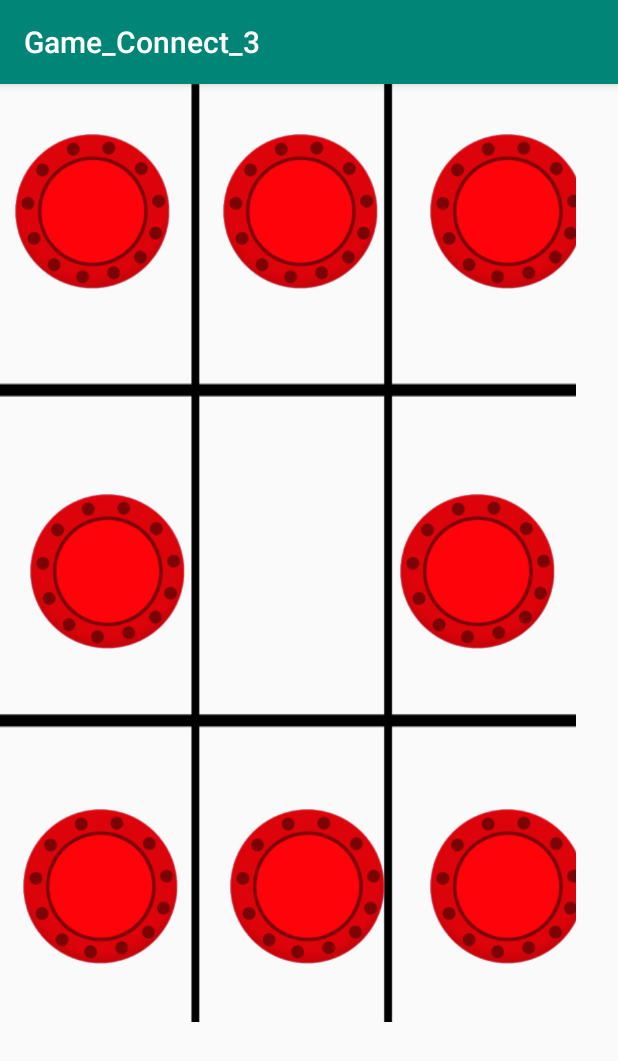
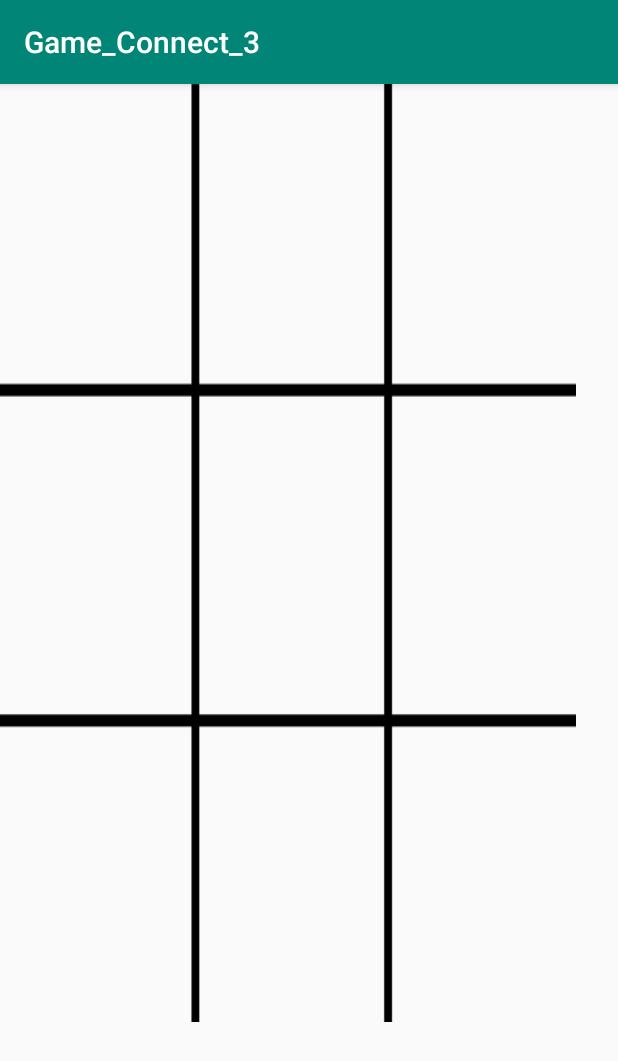
Before and after one commit to MarcinSemkowski/Java_Android_Game, an Android app: the screen it shows after launch (MainActivity), on a phone screen of 412 x 824 dp. Shown: the top 1061 px of the screen. Run offline under Robolectric (Android 15) with nearby library versions, the phone set to English and light mode, and no system bars.

Commit message:
Layout #1

```diff
--- a/app/src/main/res/layout/activity_main.xml
+++ b/app/src/main/res/layout/activity_main.xml
@@ -24,51 +24,51 @@
             <ImageView
                 android:id="@+id/imageView"
                 android:layout_width="103dp"
-                android:layout_height="wrap_content"
+                android:layout_height="137dp"
                 android:layout_marginLeft="10dp"
                 android:layout_marginTop="10dp"
                 android:layout_marginRight="10dp"
                 android:layout_marginBottom="10dp"
+                android:onClick="dropIn"
                 app:layout_column="0"
-                app:layout_row="0"
-                app:srcCompat="@drawable/red" />
+                app:layout_row="0" />
 
             <ImageView
                 android:id="@+id/imageView2"
                 android:layout_width="103dp"
-                android:layout_height="wrap_content"
-                android:layout_marginLeft="25dp"
+                android:layout_height="137dp"
+                android:layout_marginLeft="20dp"
                 android:layout_marginTop="10dp"
+                android:onClick="dropIn"
                 app:layout_column="1"
-                app:layout_row="0"
-                app:srcCompat="@drawable/red" />
+                app:layout_row="0" />
 
             <ImageView
                 android:id="@+id/imageView4"
                 android:layout_width="103dp"
-                android:layout_height="wrap_content"
-                android:layout_marginLeft="30dp"
+                android:layout_height="137dp"
+                android:layout_marginLeft="20dp"
                 android:layout_marginTop="10dp"
+                android:onClick="dropIn"
                 app:layout_column="2"
-                app:layout_row="0"
-                app:srcCompat="@drawable/red" />
+                app:layout_row="0" />
 
             <ImageView
                 android:id="@+id/imageView5"
                 android:layout_width="103dp"
-                android:layout_height="wrap_content"
+                android:layout_height="137dp"
                 android:layout_marginLeft="20dp"
                 android:layout_marginTop="80dp"
+                android:onClick="dropIn"
                 app:layout_column="0"
-                app:layout_row="1"
-                app:srcCompat="@drawable/red" />
+                app:layout_row="1" />
 
             <ImageView
                 android:id="@+id/imageView6"
-                android:layout_width="109dp"
-                android:layout_height="104dp"
+                android:layout_width="103dp"
+                android:layout_height="137dp"
                 android:layout_marginLeft="20dp"
-                android:layout_marginTop="110dp"
+                android:layout_marginTop="80dp"
                 android:onClick="dropIn"
                 app:layout_column="1"
                 app:layout_row="1" />
@@ -76,42 +76,42 @@
             <ImageView
                 android:id="@+id/imageView7"
                 android:layout_width="103dp"
-                android:layout_height="wrap_content"
-                android:layout_marginLeft="10dp"
+                android:layout_height="137dp"
+                android:layout_marginLeft="20dp"
                 android:layout_marginTop="80dp"
+                android:onClick="dropIn"
                 app:layout_column="2"
-                app:layout_row="1"
-                app:srcCompat="@drawable/red" />
+                app:layout_row="1" />
 
             <ImageView
                 android:id="@+id/imageView8"
                 android:layout_width="103dp"
-                android:layout_height="wrap_content"
-                android:layout_marginLeft="15dp"
-                android:layout_marginTop="60dp"
+                android:layout_height="137dp"
+                android:layout_marginLeft="10dp"
+                android:layout_marginTop="80dp"
+                android:onClick="dropIn"
                 app:layout_column="0"
-                app:layout_row="2"
-                app:srcCompat="@drawable/red" />
+                app:layout_row="2" />
 
             <ImageView
                 android:id="@+id/imageView9"
                 android:layout_width="103dp"
-                android:layout_height="wrap_content"
-                android:layout_marginLeft="30dp"
-                android:layout_marginTop="60dp"
+                android:layout_height="137dp"
+                android:layout_marginLeft="17dp"
+                android:layout_marginTop="70dp"
+                android:onClick="dropIn"
                 app:layout_column="1"
-                app:layout_row="2"
-                app:srcCompat="@drawable/red" />
+                app:layout_row="2" />
 
             <ImageView
                 android:id="@+id/imageView10"
                 android:layout_width="103dp"
-                android:layout_height="wrap_content"
+                android:layout_height="137dp"
                 android:layout_marginLeft="30dp"
-                android:layout_marginTop="60dp"
+                android:layout_marginTop="80dp"
+                android:onClick="dropIn"
                 app:layout_column="2"
-                app:layout_row="2"
-                app:srcCompat="@drawable/red" />
+                app:layout_row="2" />
         </androidx.gridlayout.widget.GridLayout>
     </RelativeLayout>
 </androidx.constraintlayout.widget.ConstraintLayout>
```
